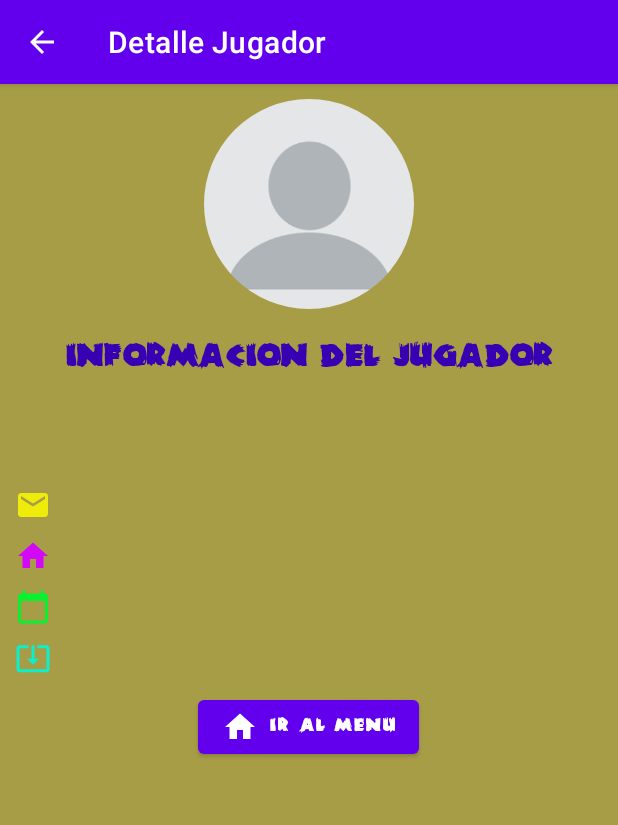
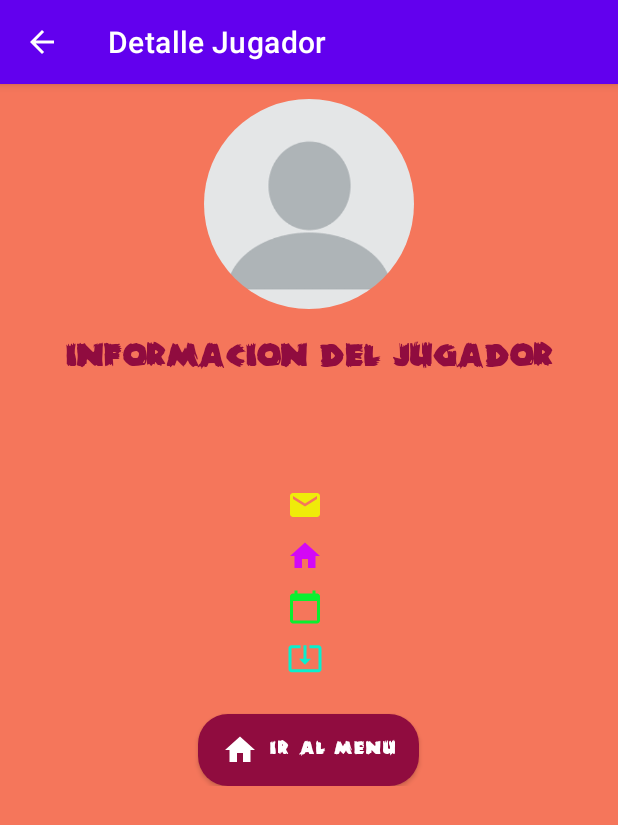
Before and after one commit to RonnyChamba/Juego-Hormigas, an Android app: the DetalleJugador screen opened directly, with no data from a screen before it, on a phone screen of 412 x 824 dp. Shown: the top 825 px of the screen. Run offline under Robolectric (Android 15) with nearby library versions, the phone set to English and light mode, and no system bars; our stand-ins replace CircleImageView, Picasso; pictures from the network do not load; 8 statements that could not run were skipped.

Commit message:
disegno mejoras

```diff
--- a/app/src/main/java/com/example/juegohormigas/EscenarioJuego.java
+++ b/app/src/main/java/com/example/juegohormigas/EscenarioJuego.java
@@ -81,7 +81,7 @@ public class EscenarioJuego extends AppCompatActivity {
                 imgZombie.setImageResource(R.drawable.foto_2);
                 new Handler().postDelayed((() -> {
                     movimiento();
-                    imgZombie.setImageResource(R.drawable.foto_1);
+                    imgZombie.setImageResource(R.drawable.hormiga_agujero);
                 }), 500);
             }
         });
--- a/app/src/main/res/layout/acercade.xml
+++ b/app/src/main/res/layout/acercade.xml
@@ -88,7 +88,7 @@
                 <de.hdodenhof.circleimageview.CircleImageView
                     android:layout_width="150dp"
                     android:layout_height="150dp"
-                    android:src="@drawable/perfil_milena"
+                    android:src="@drawable/perfil_carmen"
                     android:layout_marginBottom="10dp"/>
 
                 <TextView
@@ -138,7 +138,7 @@
             android:text="OK"
             android:textStyle="bold"
             android:backgroundTint="@color/color_fondo"
-            android:textColor="@color/black"
+            android:textColor="@color/white"
             android:layout_height="wrap_content"/>
     </LinearLayout>
 
--- a/app/src/main/res/layout/activity_cambio_password.xml
+++ b/app/src/main/res/layout/activity_cambio_password.xml
@@ -72,7 +72,7 @@
             android:layout_marginTop="20dp"
             android:background="@drawable/boton_personalizado"
             android:text="@string/btnPassCambio"
-            android:textColor="@color/color_fondo"
+            android:textColor="@color/white"
             android:textSize="@dimen/btnFontSize"
             android:textStyle="bold"
             app:backgroundTint="@null" />
--- a/app/src/main/res/layout/activity_detalle_jugador.xml
+++ b/app/src/main/res/layout/activity_detalle_jugador.xml
@@ -48,26 +48,28 @@
             android:layout_marginBottom="@dimen/mg_tb"
             android:text=""
             android:textAlignment="center"
-            android:textColor="@color/black"
+            android:textColor="@color/white"
             android:textSize="@dimen/sizeTitle" />
 
         <LinearLayout
             android:layout_width="match_parent"
             android:layout_height="wrap_content"
-            android:gravity="center_vertical"
             android:layout_marginBottom="@dimen/mg_tb"
+            android:gravity="center"
             android:orientation="horizontal">
+
             <ImageView
                 android:layout_width="wrap_content"
                 android:layout_height="wrap_content"
                 android:layout_marginEnd="5dp"
                 android:src="@drawable/ic_email" />
+
             <TextView
                 android:id="@+id/txtEmailDetalle"
-                android:layout_width="match_parent"
+                android:layout_width="wrap_content"
                 android:layout_height="wrap_content"
                 android:text=""
-                android:textColor="@color/black"
+                android:textColor="@color/white"
                 android:textSize="@dimen/btnFontSize" />
         </LinearLayout>
 
@@ -75,8 +77,8 @@
         <LinearLayout
             android:layout_width="match_parent"
             android:layout_height="wrap_content"
-            android:gravity="center_vertical"
             android:layout_marginBottom="@dimen/mg_tb"
+            android:gravity="center"
             android:orientation="horizontal">
 
             <ImageView
@@ -87,10 +89,10 @@
 
             <TextView
                 android:id="@+id/txtPaisDetalle"
-                android:layout_width="match_parent"
+                android:layout_width="wrap_content"
                 android:layout_height="wrap_content"
                 android:text=""
-                android:textColor="@color/black"
+                android:textColor="@color/white"
                 android:textSize="@dimen/btnFontSize" />
 
         </LinearLayout>
@@ -99,8 +101,8 @@
         <LinearLayout
             android:layout_width="match_parent"
             android:layout_height="wrap_content"
-            android:gravity="center_vertical"
             android:layout_marginBottom="@dimen/mg_tb"
+            android:gravity="center"
             android:orientation="horizontal">
 
             <ImageView
@@ -111,10 +113,10 @@
 
             <TextView
                 android:id="@+id/txtEdadDetalle"
-                android:layout_width="match_parent"
+                android:layout_width="wrap_content"
                 android:layout_height="wrap_content"
                 android:text=""
-                android:textColor="@color/black"
+                android:textColor="@color/white"
                 android:textSize="@dimen/btnFontSize" />
 
 
@@ -123,7 +125,7 @@
         <LinearLayout
             android:layout_width="match_parent"
             android:layout_height="wrap_content"
-            android:gravity="center_vertical"
+            android:gravity="center"
             android:orientation="horizontal">
 
             <ImageView
@@ -134,10 +136,10 @@
 
             <TextView
                 android:id="@+id/txtFechaDetalle"
-                android:layout_width="match_parent"
+                android:layout_width="wrap_content"
                 android:layout_height="wrap_content"
                 android:text=""
-                android:textColor="@color/black"
+                android:textColor="@color/white"
                 android:textSize="@dimen/btnFontSize" />
         </LinearLayout>
 
@@ -146,9 +148,11 @@
             android:id="@+id/btnHomeDetalle"
             android:layout_width="wrap_content"
             android:layout_height="wrap_content"
-            android:layout_marginTop="10dp"
+            android:layout_marginTop="25dp"
+            android:background="@drawable/boton_personalizado"
             android:text="Ir al menu"
-            app:icon="@drawable/ic_home"/>
+            app:backgroundTint="@null"
+            app:icon="@drawable/ic_home" />
     </androidx.appcompat.widget.LinearLayoutCompat>
 
 </RelativeLayout>
--- a/app/src/main/res/values/colors.xml
+++ b/app/src/main/res/values/colors.xml
@@ -7,6 +7,6 @@
     <color name="teal_700">#FF018786</color>
     <color name="black">#FF000000</color>
     <color name="white">#FFFFFFFF</color>
-    <color name="color_botones">#FF3700B3</color>
-    <color name="color_fondo">#A89D47</color>
+    <color name="color_botones">#900C3F</color>
+    <color name="color_fondo">#F5765B </color>
 </resources>
```
Also changed, not shown: app/src/main/res/drawable-v24/ic_play.xml (added, +10 -0 lines), app/src/main/res/layout/activity_escenario_juego.xml (+20 -10 lines), app/src/main/res/layout/activity_splash.xml (+6 -8 lines), app/src/main/res/drawable/hormiga_agujero.png (added), app/src/main/res/drawable/img_hormigas.jpg (added), app/src/main/res/drawable/img_hormigas_principal.png (added), app/src/main/res/drawable/perfil_carmen.jpeg (added).
